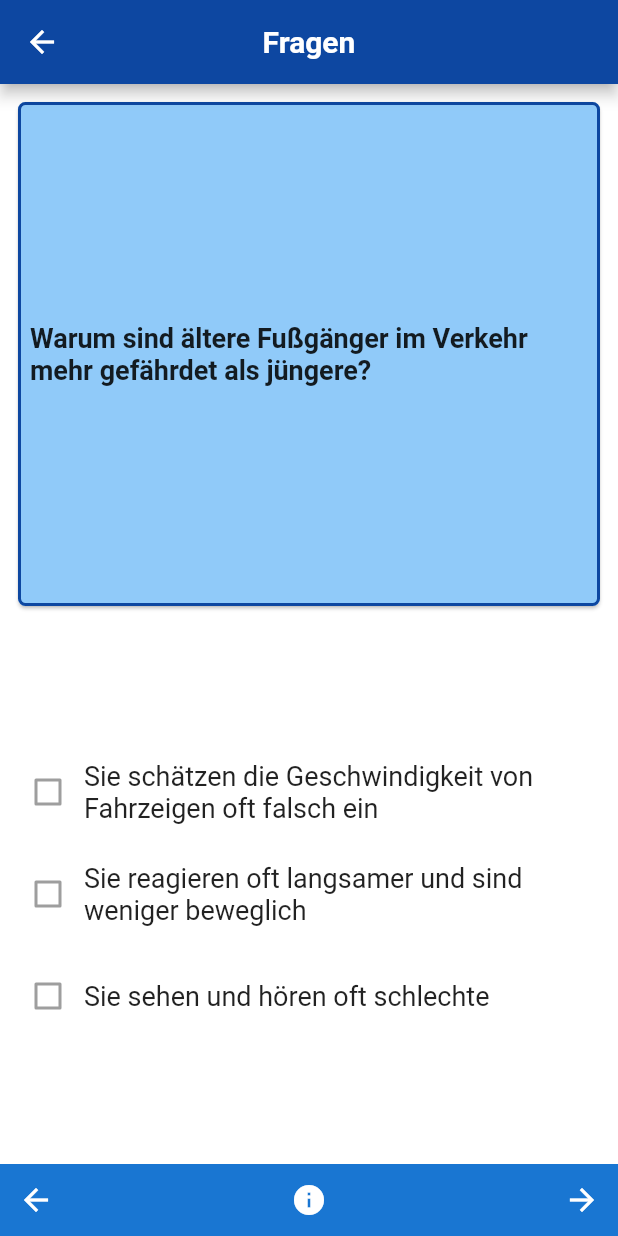
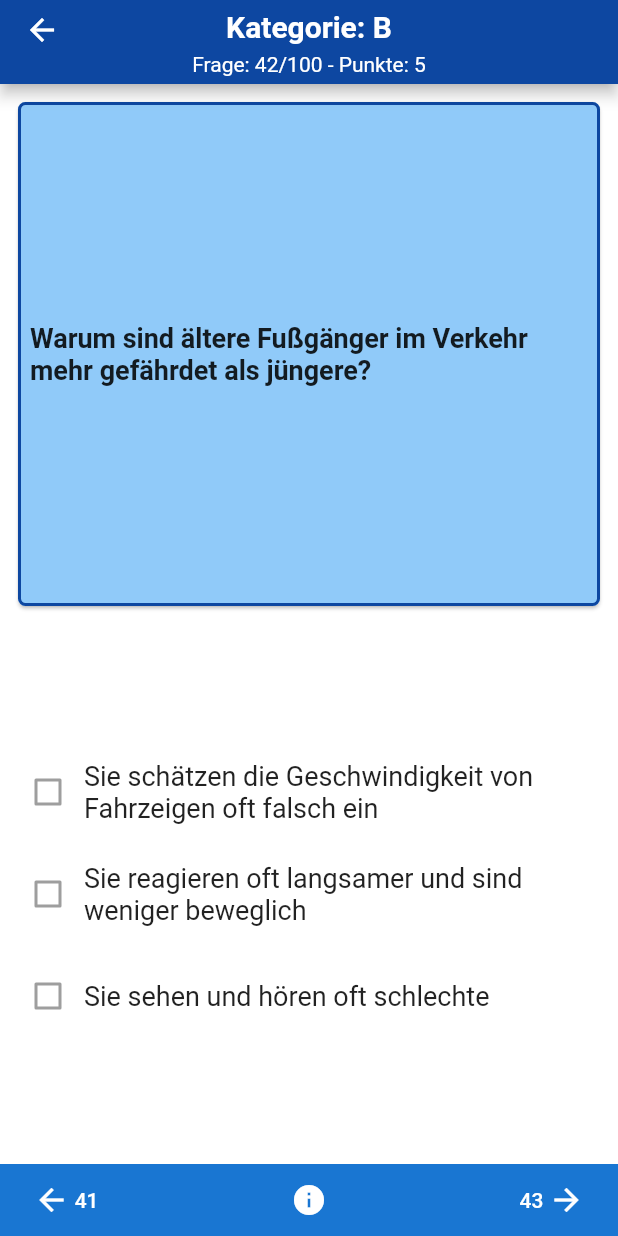
Before and after one commit to Scount/DrivePlan, a Flutter app: the QuestionsPage screen opened directly, on a phone screen of 412 x 824 dp. Run offline on Flutter 3.47's test engine with Material 2 defaults, Android fonts, the phone set to English and light mode, and no system bars; our stand-ins replace bloc, equatable, fl_chart, responsive_grid, table_calendar.

Commit message:
added subtitle to questions page

```diff
--- a/lib/pages/questions_page.dart
+++ b/lib/pages/questions_page.dart
@@ -12,7 +12,16 @@ class _QuestionsPageState extends State<QuestionsPage> {
   Widget build(BuildContext context) {
     return Scaffold(
       appBar: AppBar(
-        title: Text("Fragen"),
+        title: Text("Kategorie: B"),
+        bottom: PreferredSize(
+          child: Padding(
+              padding: const EdgeInsets.only(bottom: 5),
+              child: Text(
+                "Frage: 42/100 - Punkte: 5",
+                style: TextStyle(color: Colors.white),
+              )),
+          preferredSize: new Size.fromHeight(0),
+        ),
       ),
       body: OrientationBuilder(
           builder: (context, orientation) => body(orientation)),
@@ -149,10 +158,18 @@ class _QuestionsPageState extends State<QuestionsPage> {
       child: Row(
         mainAxisAlignment: MainAxisAlignment.spaceBetween,
         children: [
-          IconButton(
-              icon: Icon(
-                Icons.arrow_back,
-                color: Colors.white,
+          MaterialButton(
+              child: Row(
+                children: [
+                  Icon(
+                    Icons.arrow_back,
+                    color: Colors.white,
+                  ),
+                  Text(
+                    " 41",
+                    style: TextStyle(color: Colors.white),
+                  ),
+                ],
               ),
               onPressed: () {}),
           IconButton(
@@ -161,10 +178,18 @@ class _QuestionsPageState extends State<QuestionsPage> {
                 color: Colors.white,
               ),
               onPressed: () {}),
-          IconButton(
-              icon: Icon(
-                Icons.arrow_forward,
-                color: Colors.white,
+          MaterialButton(
+              child: Row(
+                children: [
+                  Text(
+                    "43 ",
+                    style: TextStyle(color: Colors.white),
+                  ),
+                  Icon(
+                    Icons.arrow_forward,
+                    color: Colors.white,
+                  ),
+                ],
               ),
               onPressed: () {})
         ],
```
